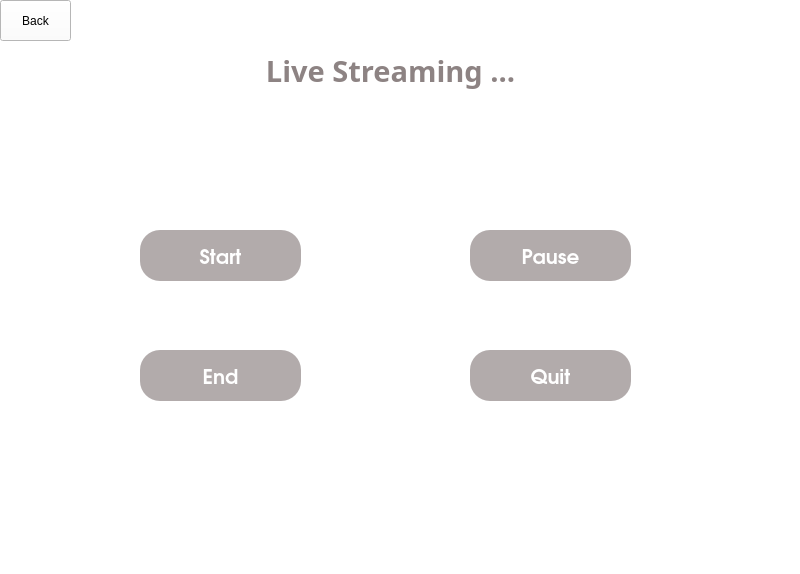
This is ui/open_camera.ui in Bassel-A-Elazab/SocialDistancingDetecor_DesktopApplication_using_Pyhton-OpenCV-YOLO-Birds-Eye-View as Qt 5 draws it before an edit. The edited form follows.
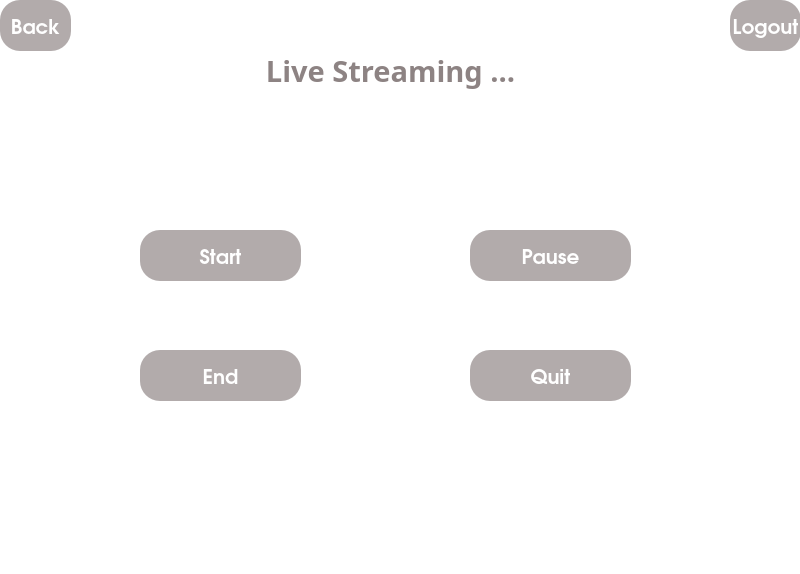
This is the edited form.

Commit message: Add a Logout button to exit from the desktop-app

Diff of the .ui file:
```diff
--- a/ui/open_camera.ui
+++ b/ui/open_camera.ui
@@ -156,13 +156,52 @@
       <x>0</x>
       <y>0</y>
       <width>71</width>
-      <height>41</height>
+      <height>51</height>
      </rect>
     </property>
+    <property name="font">
+     <font>
+      <family>URW Gothic L</family>
+      <pointsize>15</pointsize>
+      <weight>75</weight>
+      <bold>true</bold>
+     </font>
+    </property>
+    <property name="styleSheet">
+     <string notr="true">background-color:rgb(178, 171, 171);
+color: rgb(255, 255, 255);
+border-radius: 20px;</string>
+    </property>
     <property name="text">
      <string>Back</string>
     </property>
    </widget>
+   <widget class="QPushButton" name="logout">
+    <property name="geometry">
+     <rect>
+      <x>730</x>
+      <y>0</y>
+      <width>71</width>
+      <height>51</height>
+     </rect>
+    </property>
+    <property name="font">
+     <font>
+      <family>URW Gothic L</family>
+      <pointsize>15</pointsize>
+      <weight>75</weight>
+      <bold>true</bold>
+     </font>
+    </property>
+    <property name="styleSheet">
+     <string notr="true">background-color:rgb(178, 171, 171);
+color: rgb(255, 255, 255);
+border-radius: 20px;</string>
+    </property>
+    <property name="text">
+     <string>Logout</string>
+    </property>
+   </widget>
   </widget>
   <widget class="QStatusBar" name="statusbar"/>
  </widget>
```
The commit also changes 2 other files.
